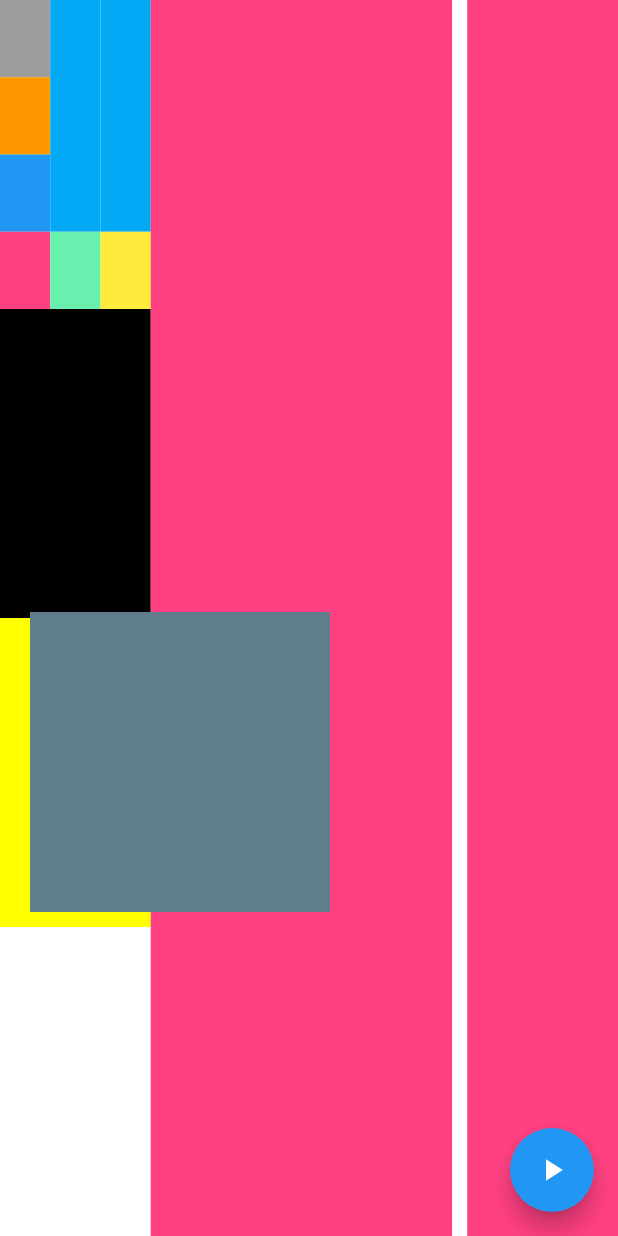
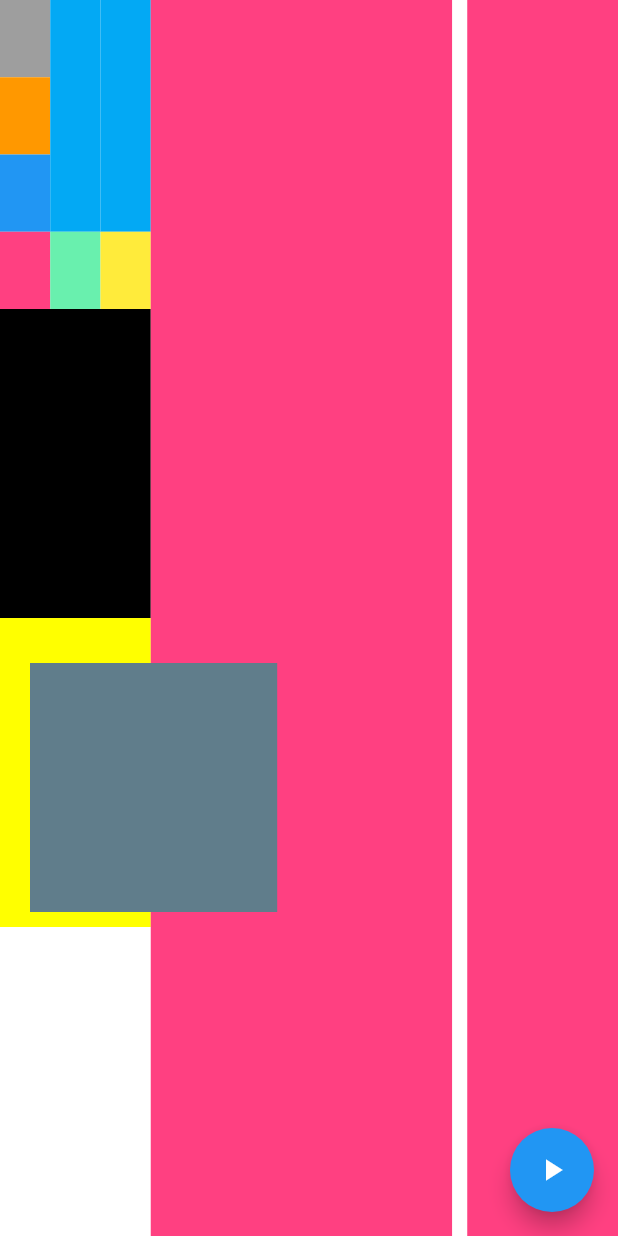
Before and after one commit to nminhtue1810/Flutter_homeworks, a Flutter app: the screen it shows after launch, on a phone screen of 412 x 824 dp. Run offline on Flutter 3.47's test engine with Material 2 defaults, Android fonts, the phone set to English and light mode, and no system bars.

Commit message:
apply changes

```diff
--- a/ex_1_2/lib/main.dart
+++ b/ex_1_2/lib/main.dart
@@ -77,8 +77,8 @@ class _MyHomePageState extends State<MyHomePage> {
               left: 20,
               child: Container(
                 color: Colors.blueGrey,
-                width: 200,
-                height: 200,
+                width: MediaQuery.of(context).size.width * 0.4,
+                height: MediaQuery.of(context).size.height * 0.25 - 40,
               ),
             ),
           ])
```
Also changed, not shown: 12 other files.
